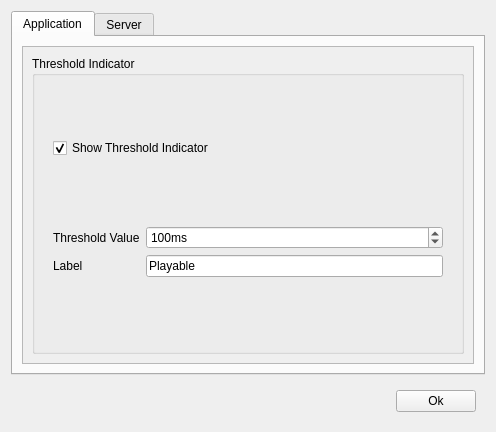
This is dsettings.ui in Cynnexis/Pinguin as Qt 5 draws it before an edit. The edited form follows.
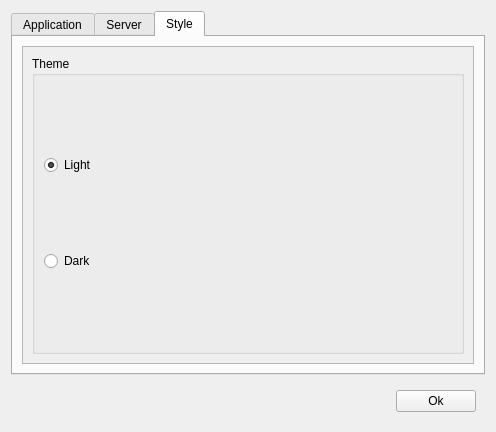
This is the edited form. The open tabs and pages were chosen to show the change.

The edit to the form file:
```diff
--- a/dsettings.ui
+++ b/dsettings.ui
@@ -228,6 +228,64 @@
        </item>
       </layout>
      </widget>
+     <widget class="QWidget" name="tab_3">
+      <attribute name="title">
+       <string>Style</string>
+      </attribute>
+      <layout class="QVBoxLayout" name="verticalLayout_10">
+       <item>
+        <widget class="QScrollArea" name="scrollArea_3">
+         <property name="widgetResizable">
+          <bool>true</bool>
+         </property>
+         <widget class="QWidget" name="scrollAreaWidgetContents_3">
+          <property name="geometry">
+           <rect>
+            <x>0</x>
+            <y>0</y>
+            <width>446</width>
+            <height>299</height>
+           </rect>
+          </property>
+          <layout class="QVBoxLayout" name="verticalLayout_11">
+           <item>
+            <widget class="QGroupBox" name="groupBox_3">
+             <property name="title">
+              <string>Theme</string>
+             </property>
+             <layout class="QVBoxLayout" name="verticalLayout_12">
+              <item>
+               <widget class="QRadioButton" name="rb_themeLight">
+                <property name="text">
+                 <string>Light</string>
+                </property>
+                <property name="checked">
+                 <bool>true</bool>
+                </property>
+                <attribute name="buttonGroup">
+                 <string notr="true">bg_theme</string>
+                </attribute>
+               </widget>
+              </item>
+              <item>
+               <widget class="QRadioButton" name="rb_themeDark">
+                <property name="text">
+                 <string>Dark</string>
+                </property>
+                <attribute name="buttonGroup">
+                 <string notr="true">bg_theme</string>
+                </attribute>
+               </widget>
+              </item>
+             </layout>
+            </widget>
+           </item>
+          </layout>
+         </widget>
+        </widget>
+       </item>
+      </layout>
+     </widget>
     </widget>
    </item>
    <item>
```
Left out of the diff: 3 changed lines with no effect on the pictures.
